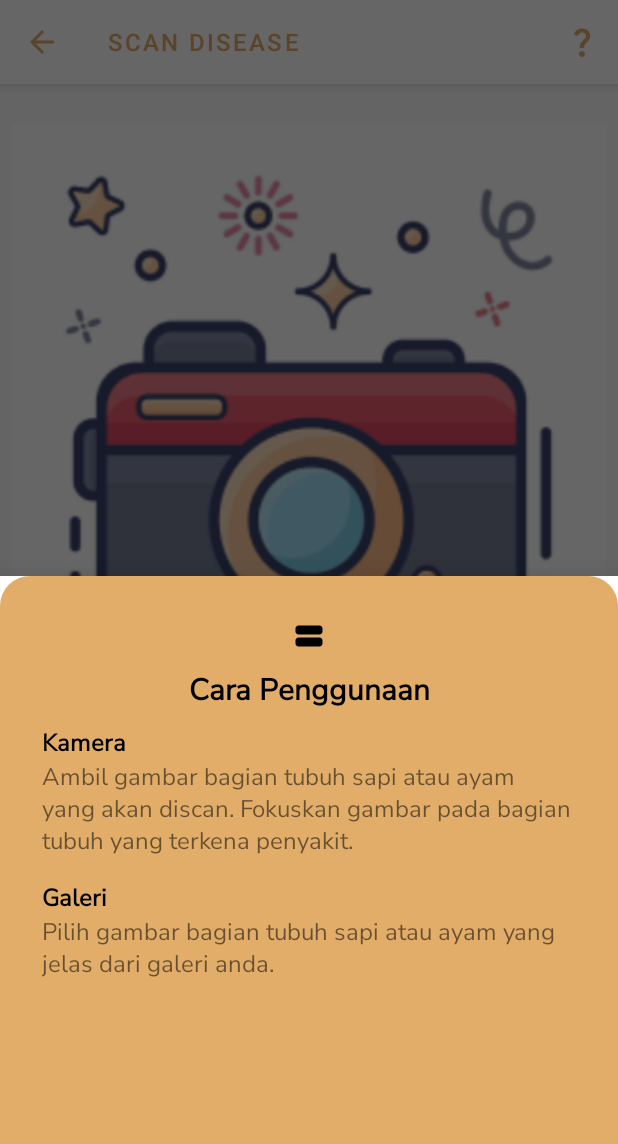
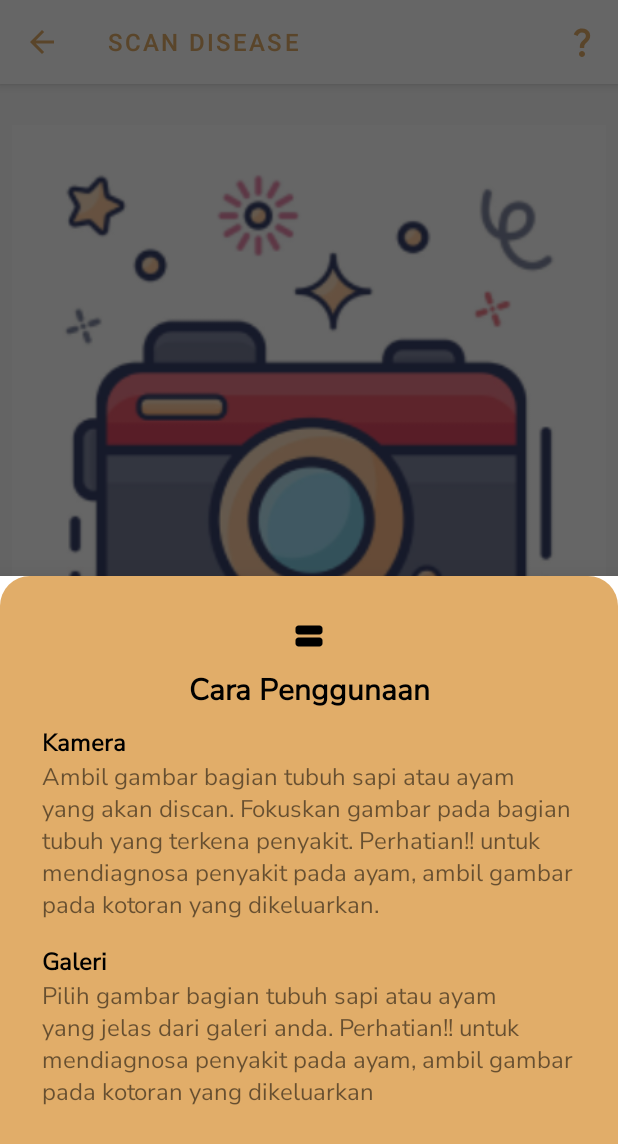
Before and after one commit to TernakKu/TernakKu, an Android app: the ScanActivity screen opened directly, with no data from a screen before it, after a tap on "quetion", on a phone screen of 412 x 824 dp. Shown: the top 1144 px of the screen. Run offline under Robolectric (Android 15) with nearby library versions, the phone set to English and light mode, and no system bars; pictures from the network do not load.

```diff
--- a/Mobile Development/TernakKu/app/src/main/java/com/dicoding/ternakku/ui/scan/ScanActivity.kt
+++ b/Mobile Development/TernakKu/app/src/main/java/com/dicoding/ternakku/ui/scan/ScanActivity.kt
@@ -95,7 +95,7 @@ class ScanActivity : AppCompatActivity() {
 
                             val intent = Intent(this@ScanActivity, ResultActivity::class.java)
                             intent.putExtra("disease", responseBody.diseaseName)
-                            intent.putExtra("img", responseBody.imageName)
+                            intent.putExtra("img", responseBody.originalImage)
 
                             startActivity(intent)
                         }
--- a/Mobile Development/TernakKu/app/src/main/res/values/strings.xml
+++ b/Mobile Development/TernakKu/app/src/main/res/values/strings.xml
@@ -16,8 +16,8 @@
     <string name="scan_content">Scan Disini!</string>
     <string name="quetion">quetion</string>
     <string name="cara_penggunaan">Cara Penggunaan</string>
-    <string name="useable_kamera">Ambil gambar bagian tubuh sapi atau ayam yang akan discan. Fokuskan gambar pada bagian tubuh yang terkena penyakit. </string>
-    <string name="useable_galeri">Pilih gambar bagian tubuh sapi atau ayam yang jelas dari galeri anda.</string>
+    <string name="useable_kamera">Ambil gambar bagian tubuh sapi atau ayam yang akan discan. Fokuskan gambar pada bagian tubuh yang terkena penyakit. Perhatian!! untuk mendiagnosa penyakit pada ayam, ambil gambar pada kotoran yang dikeluarkan.</string>
+    <string name="useable_galeri">Pilih gambar bagian tubuh sapi atau ayam yang jelas dari galeri anda. Perhatian!! untuk mendiagnosa penyakit pada ayam, ambil gambar pada kotoran yang dikeluarkan</string>
 
     <string name="search_hint">Masukkan nama penyakit…</string>
     <string name="logo">logo</string>
```
Also changed, not shown: Mobile Development/TernakKu/app/src/main/java/com/dicoding/ternakku/ui/result/ResultActivity.kt (+9 -8 lines).
